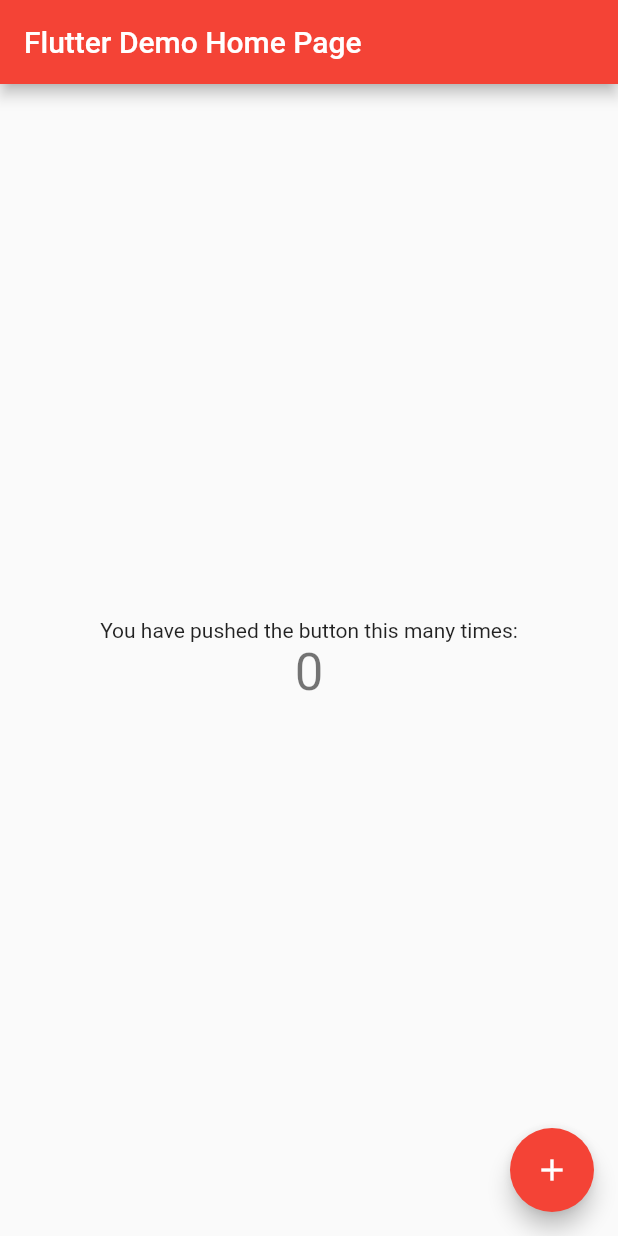
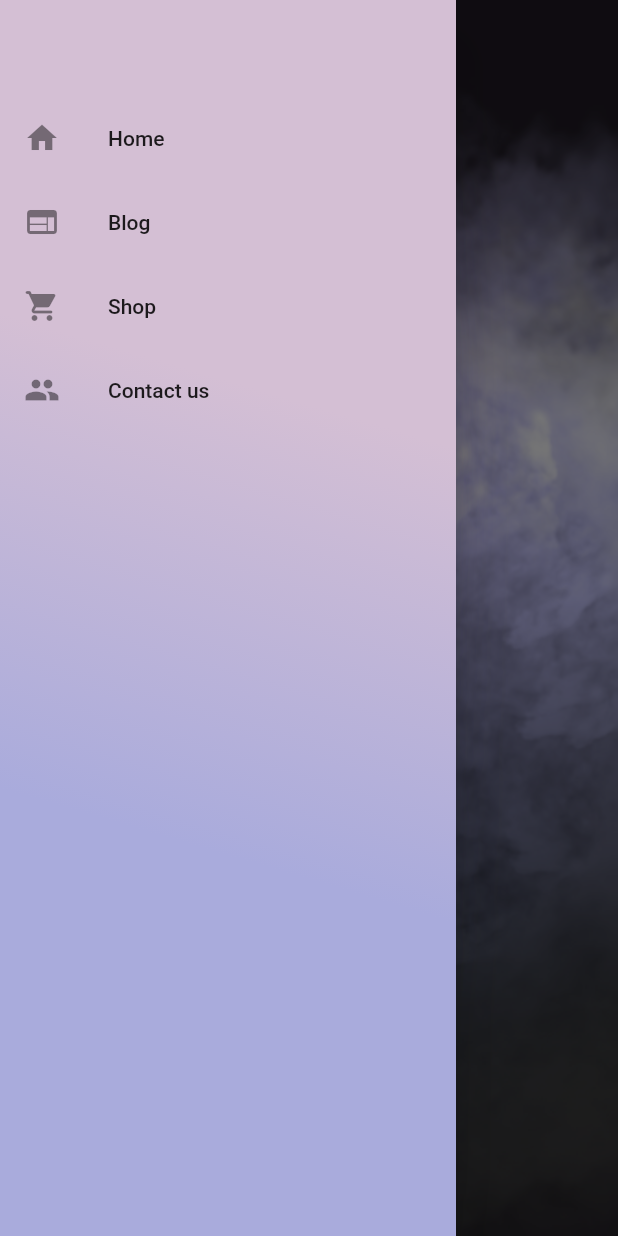
Before and after one commit to Aditi-Negii/malhar-app2023, a Flutter app: the MyHomePage screen opened directly, with the side drawer open (before the commit the screen has no drawer), on a phone screen of 412 x 824 dp. Run offline on Flutter 3.47's test engine with Material 2 defaults, Android fonts, the phone set to English and light mode, and no system bars; our stand-ins replace get, sidebarx, webview_flutter.

Commit message:
Added Drawer and webview

```diff
--- /dev/null
+++ b/lib/components/drawer.dart
@@ -0,0 +1,70 @@
+import 'package:flutter/material.dart';
+import 'package:get/get.dart';
+import 'package:malhar_2023/main.dart';
+
+import '../pages/Contact.dart';
+import '../pages/blog.dart';
+
+class CustomDrawer extends StatelessWidget {
+  const CustomDrawer({super.key});
+
+  @override
+  Widget build(BuildContext context) {
+    return Drawer(
+        // Add a ListView to the drawer. This ensures the user can scroll
+        // through the options in the drawer if there isn't enough vertical
+        // space to fit everything.
+        child: Container(
+          decoration: const BoxDecoration(
+              gradient: LinearGradient(colors: [
+            Color.fromARGB(255, 169, 171, 220),
+            Color.fromARGB(255, 212, 191, 212)
+          ], transform: GradientRotation(5))),
+          child: ListView(
+            // Important: Remove any padding from the ListView.
+            padding: EdgeInsets.zero,
+            children: [
+              ListTile(
+                title: SizedBox(
+                  height: AppBar().preferredSize.height,
+                ),
+              ),
+              ListTile(
+                leading: Icon(Icons.home),
+                title: const Text('Home'),
+                onTap: () {
+                  Get.to(MyHomePage(title: "Home"));
+                },
+              ),
+              ListTile(
+                leading: Icon(Icons.web),
+                title: const Text('Blog'),
+                onTap: () {
+                  Get.to(Blog());
+                  // Update the state of the app.
+                  // ...
+                },
+              ),
+              ListTile(
+                leading: Icon(Icons.shopping_cart_rounded),
+                title: const Text('Shop'),
+                onTap: () {
+                  // Update the state of the app.
+                  // ...
+                },
+              ),
+              ListTile(
+                leading: Icon(Icons.people),
+                title: const Text('Contact us'),
+                onTap: () {
+                  Get.to(const Contact());
+                  // Update the state of the app.
+                  // ...
+                },
+              ),
+            ],
+          ),
+        ),
+      );
+  }
+}
--- /dev/null
+++ b/lib/pages/blog.dart
@@ -0,0 +1,48 @@
+import 'package:malhar_2023/components/drawer.dart';
+import 'package:webview_flutter/webview_flutter.dart';
+import 'package:flutter/material.dart';
+
+var controller = WebViewController()
+  ..setJavaScriptMode(JavaScriptMode.unrestricted)
+  ..setBackgroundColor(const Color(0x00000000))
+  ..setNavigationDelegate(
+    NavigationDelegate(
+      onProgress: (int progress) {
+        // Update loading bar.
+      },
+      onPageStarted: (String url) {},
+      onPageFinished: (String url) {},
+      onWebResourceError: (WebResourceError error) {},
+      onNavigationRequest: (NavigationRequest request) {
+        if (request.url.startsWith('https://www.youtube.com/')) {
+          return NavigationDecision.prevent;
+        }
+        return NavigationDecision.navigate;
+      },
+    ),
+  )
+  ..loadRequest(Uri.parse('https://flutter.dev'));
+
+class Blog extends StatelessWidget {
+  const Blog({super.key});
+
+  @override
+  Widget build(BuildContext context) {
+    return Scaffold(
+      extendBodyBehindAppBar: true,
+      appBar: AppBar(
+        title: const Text(
+          "",
+          textAlign: TextAlign.center,
+        ),
+        backgroundColor: Colors.transparent,
+        elevation: 0,
+      ),
+      drawer: CustomDrawer(),
+      body: Padding(
+        padding: EdgeInsets.only(top: MediaQuery.of(context).viewPadding.top),
+        child: WebViewWidget(controller: controller),
+      ),
+    );
+  }
+}
```
Also changed, not shown: lib/main.dart (+144 -51 lines), lib/pages/contact.dart (added, +41 -0 lines), pubspec.yaml (+5 -2 lines), assets/images/bg.png (added), pubspec.lock, 1 other file.
